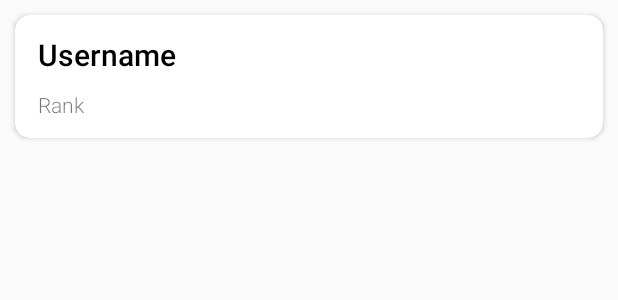
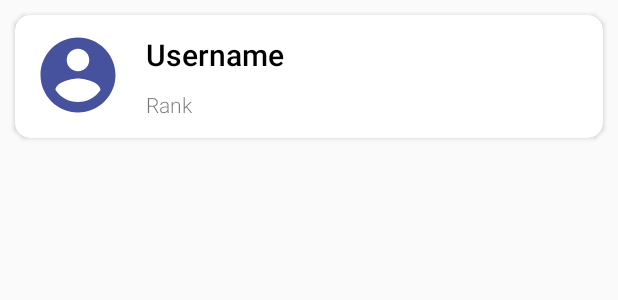
Before and after one commit to gandh99/CodeBlocks, an Android app: the layout list_item_member.xml on its own in the app's theme, with its tools: preview values and no code run, on a phone screen of 412 x 824 dp. Shown: the top 300 px of the screen. Run offline under Robolectric (Android 15) with nearby library versions, the phone set to English and light mode, and no system bars; network calls fail.

Commit message:
Updated the skeleton for the UI for the members list

```diff
--- /dev/null
+++ b/app/src/main/res/drawable/ic_account_circle_blue_60dp.xml
@@ -0,0 +1,5 @@
+<vector android:height="60dp" android:tint="#46529D"
+    android:viewportHeight="24.0" android:viewportWidth="24.0"
+    android:width="60dp" xmlns:android="http://schemas.android.com/apk/res/android">
+    <path android:fillColor="#FF000000" android:pathData="M12,2C6.48,2 2,6.48 2,12s4.48,10 10,10 10,-4.48 10,-10S17.52,2 12,2zM12,5c1.66,0 3,1.34 3,3s-1.34,3 -3,3 -3,-1.34 -3,-3 1.34,-3 3,-3zM12,19.2c-2.5,0 -4.71,-1.28 -6,-3.22 0.03,-1.99 4,-3.08 6,-3.08 1.99,0 5.97,1.09 6,3.08 -1.29,1.94 -3.5,3.22 -6,3.22z"/>
+</vector>
--- a/app/src/main/res/layout/activity_edit_user_profile.xml
+++ b/app/src/main/res/layout/activity_edit_user_profile.xml
@@ -21,7 +21,7 @@
             android:layout_width="wrap_content"
             android:layout_height="wrap_content"
             android:layout_gravity="center"
-            android:src="@drawable/ic_account_circle_blue"
+            android:src="@drawable/ic_account_circle_blue_108dp"
             />
 
         <TextView
--- a/app/src/main/res/layout/fragment_user_profile.xml
+++ b/app/src/main/res/layout/fragment_user_profile.xml
@@ -21,7 +21,7 @@
             android:layout_width="wrap_content"
             android:layout_height="wrap_content"
             android:layout_gravity="center"
-            android:src="@drawable/ic_account_circle_blue"
+            android:src="@drawable/ic_account_circle_blue_108dp"
             />
 
         <TextView
--- a/app/src/main/res/layout/list_item_member.xml
+++ b/app/src/main/res/layout/list_item_member.xml
@@ -7,9 +7,25 @@
     android:layout_margin="10dp"
     app:cardCornerRadius="10dp">
 
+    <RelativeLayout
+        android:layout_width="wrap_content"
+        android:layout_height="wrap_content"
+        >
+
+        <ImageView
+            android:id="@+id/imageView_member_profile_picture"
+            android:layout_width="wrap_content"
+            android:layout_height="wrap_content"
+            android:layout_alignTop="@+id/linearLayout_member_details"
+            android:layout_marginLeft="12dp"
+            android:src="@drawable/ic_account_circle_blue_60dp"
+            />
+
         <LinearLayout
+            android:id="@+id/linearLayout_member_details"
             android:layout_width="match_parent"
             android:layout_height="wrap_content"
+            android:layout_toRightOf="@+id/imageView_member_profile_picture"
             android:orientation="vertical"
             android:layout_margin="10dp">
 
@@ -36,4 +52,6 @@
 
         </LinearLayout>
 
+    </RelativeLayout>
+
 </androidx.cardview.widget.CardView>
```
Also changed, not shown: app/src/main/res/drawable/ic_account_circle_blue_108dp.xml (renamed from app/src/main/res/drawable/ic_account_circle_blue.xml), 1 other file. Lines whose indentation alone changed are shown as unchanged.
